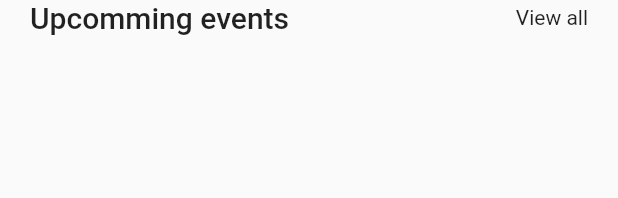
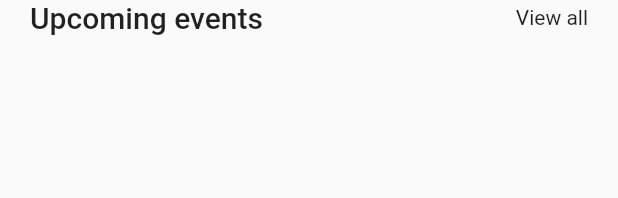
Before and after one commit to platformdroneracingnl/pdrnl-events-app, a Flutter app: the HomeEventsHeader widget shown alone on an empty page, opened directly, on a phone screen of 412 x 824 dp. Shown: the top 198 px of the screen. Run offline on Flutter 3.47's test engine with Material 2 defaults, Android fonts, the phone set to English and light mode, and no system bars; our stand-ins replace device_info_plus, fluentui_icons, flutter_dotenv, google_nav_bar, shared_preferences; accounts and stored records are empty; network calls fail.

Commit message:
Fix typo in text string

```diff
--- a/lib/widgets/home/events_header.dart
+++ b/lib/widgets/home/events_header.dart
@@ -16,7 +16,7 @@ class HomeEventsHeader extends StatelessWidget {
         mainAxisAlignment: MainAxisAlignment.spaceBetween,
         children: [
           const Text(
-            'Upcomming events',
+            'Upcoming events',
             style: TextStyle(
               fontSize: 20,
               fontWeight: FontWeight.w500,
```
